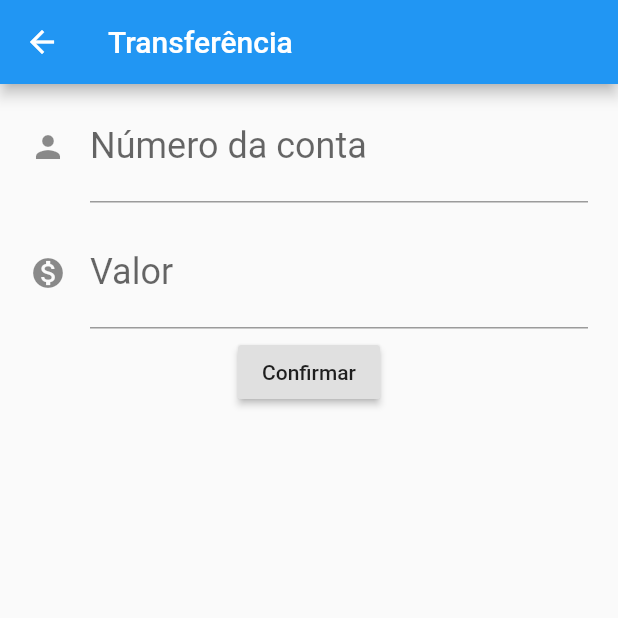
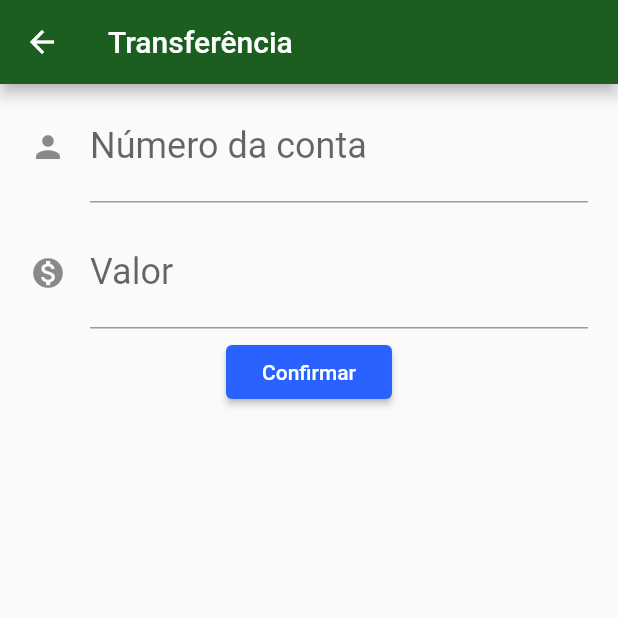
Before and after one commit to otaviodantas/betmaneger, a Flutter app: the screen it shows after launch, after a tap on the "add" icon, on a phone screen of 412 x 824 dp, the top half of it. Run offline on Flutter 3.47's test engine with Material 2 defaults, Android fonts, the phone set to English and light mode, and no system bars.

```diff
--- /dev/null
+++ b/betmaneger/lib/components/model.dart
@@ -0,0 +1,30 @@
+import 'package:flutter/material.dart';
+
+class Editor extends StatelessWidget {
+  final TextEditingController controler;
+  final String rotulo;
+  final String dica;
+  final IconData icon;
+
+  const Editor({
+    this.controler,
+    this.rotulo,
+    this.dica,
+    this.icon,
+  });
+
+  @override
+  Widget build(BuildContext context) {
+    return Padding(
+      padding: const EdgeInsets.fromLTRB(20.0, 5, 20.0, 5),
+      child: TextField(
+          controller: controler,
+          style: TextStyle(fontSize: 24.0),
+          decoration: InputDecoration(
+              labelText: rotulo,
+              hintText: dica,
+              icon: icon != null ? Icon(icon) : null),
+          keyboardType: TextInputType.number),
+    );
+  }
+}
--- a/betmaneger/lib/main.dart
+++ b/betmaneger/lib/main.dart
@@ -1,3 +1,4 @@
+import 'package:betmaneger/screen/lista.dart';
 import 'package:flutter/material.dart';
 
 void main() => runApp(MainPage());
@@ -6,140 +7,14 @@ class MainPage extends StatelessWidget {
   @override
   Widget build(BuildContext context) {
     return MaterialApp(
-      home: Scaffold(
-        body: ListaTransferencia(),
+      theme: ThemeData(
+        primaryColor: Colors.green[900],
+        accentColor: Colors.blueAccent[700],
+        buttonTheme: ButtonThemeData(
+            buttonColor: Colors.blueAccent[700],
+            textTheme: ButtonTextTheme.primary),
       ),
+      home: ListaTransferencia(),
     );
   }
 }
-
-class ListaTransferencia extends StatefulWidget {
-  final List<Transferencia> _transferencias = List();
-
-  @override
-  State<StatefulWidget> createState() => ListaTransferenciaState();
-}
-
-class ListaTransferenciaState extends State<ListaTransferencia> {
-  @override
-  Widget build(BuildContext context) {
-    return Scaffold(
-        appBar: AppBar(
-          title: Text('Transferência'),
-        ),
-        body: ListView.builder(
-          itemCount: widget._transferencias.length,
-          itemBuilder: (context, index) {
-            final transfer = widget._transferencias[index];
-            return ItemTransferencia(transfer);
-          },
-        ),
-        floatingActionButton: FloatingActionButton(
-          child: Icon(Icons.add),
-          onPressed: () {
-            final Future<Transferencia> future =
-                Navigator.push(context, MaterialPageRoute(builder: (context) {
-              return FormTransferencia();
-            }));
-
-            future.then((transferenciaRecebida) {
-              setState(() {widget._transferencias.add(transferenciaRecebida);});
-            });
-            },
-        ));
-  }
-}
-
-class FormTransferencia extends StatelessWidget {
-  final TextEditingController _controlerValue = TextEditingController();
-  final TextEditingController _controlerCount = TextEditingController();
-
-  @override
-  Widget build(BuildContext context) {
-    return Scaffold(
-      appBar: AppBar(
-        title: Text('Transferência'),
-      ),
-      body: Column(
-        children: <Widget>[
-          Editor(
-              controler: _controlerCount,
-              dica: '000',
-              rotulo: 'Número da conta',
-              icon: Icons.person),
-          Editor(
-              controler: _controlerValue,
-              dica: '0.00',
-              rotulo: 'Valor',
-              icon: Icons.monetization_on),
-          RaisedButton(
-            onPressed: () => executeTransferer(context),
-            child: Text('Confirmar'),
-          )
-        ],
-      ),
-    );
-  }
-
-  void executeTransferer(BuildContext context) {
-    final int count = int.tryParse(_controlerCount.text);
-    final double value = double.tryParse(_controlerValue.text);
-
-    if (count != null && value != null) {
-      final createTransfer = Transferencia(value, count);
-      debugPrint('$createTransfer');
-      Navigator.pop(context, createTransfer);
-    }
-  }
-}
-
-class Editor extends StatelessWidget {
-  final TextEditingController controler;
-  final String rotulo;
-  final String dica;
-  final IconData icon;
-
-  const Editor({this.controler, this.rotulo, this.dica, this.icon});
-
-  @override
-  Widget build(BuildContext context) {
-    return Padding(
-      padding: const EdgeInsets.fromLTRB(20.0, 5, 20.0, 5),
-      child: TextField(
-          controller: controler,
-          style: TextStyle(fontSize: 24.0),
-          decoration: InputDecoration(
-              labelText: rotulo,
-              hintText: dica,
-              icon: icon != null ? Icon(icon) : null),
-          keyboardType: TextInputType.number),
-    );
-  }
-}
-
-class ItemTransferencia extends StatelessWidget {
-  final Transferencia _transferencia;
-
-  ItemTransferencia(this._transferencia);
-
-  @override
-  Widget build(BuildContext context) {
-    return Card(
-        child: ListTile(
-      leading: Icon(Icons.monetization_on),
-      title: Text(_transferencia.valor.toString()),
-    ));
-  }
-}
-
-class Transferencia {
-  final double valor;
-  final int numeroConta;
-
-  Transferencia(this.valor, this.numeroConta);
-
-  @override
-  String toString() {
-    return 'Tranferencia{valor: $valor, numero da conta: $numeroConta}';
-  }
-}
--- /dev/null
+++ b/betmaneger/lib/model/transferencia.dart
@@ -0,0 +1,14 @@
+class Transferencia {
+  final double valor;
+  final int numeroConta;
+
+  Transferencia(
+    this.valor,
+    this.numeroConta,
+  );
+
+  @override
+  String toString() {
+    return 'Tranferencia{valor: $valor, numero da conta: $numeroConta}';
+  }
+}
--- /dev/null
+++ b/betmaneger/lib/screen/formulario.dart
@@ -0,0 +1,55 @@
+import 'package:betmaneger/components/model.dart';
+import 'package:betmaneger/model/transferencia.dart';
+import 'package:flutter/material.dart';
+
+class FormTransferencia extends StatefulWidget {
+  @override
+  State<StatefulWidget> createState() {
+    return FormTransferenciaState();
+  }
+}
+
+class FormTransferenciaState extends State<FormTransferencia> {
+  final TextEditingController _controlerValue = TextEditingController();
+  final TextEditingController _controlerCount = TextEditingController();
+
+  @override
+  Widget build(BuildContext context) {
+    return Scaffold(
+      appBar: AppBar(
+        title: Text('Transferência'),
+      ),
+      body: SingleChildScrollView(
+        child: Column(
+          children: <Widget>[
+            Editor(
+                controler: _controlerCount,
+                dica: '000',
+                rotulo: 'Número da conta',
+                icon: Icons.person),
+            Editor(
+                controler: _controlerValue,
+                dica: '0.00',
+                rotulo: 'Valor',
+                icon: Icons.monetization_on),
+            RaisedButton(
+              onPressed: () => executeTransferer(context),
+              child: Text('Confirmar'),
+            ),
+          ],
+        ),
+      ),
+    );
+  }
+
+  void executeTransferer(BuildContext context) {
+    final int count = int.tryParse(_controlerCount.text);
+    final double value = double.tryParse(_controlerValue.text);
+
+    if (count != null && value != null) {
+      final createTransfer = Transferencia(value, count);
+      debugPrint('$createTransfer');
+      Navigator.pop(context, createTransfer);
+    }
+  }
+}
--- /dev/null
+++ b/betmaneger/lib/screen/lista.dart
@@ -0,0 +1,61 @@
+import 'package:betmaneger/model/transferencia.dart';
+import 'package:betmaneger/screen/formulario.dart';
+import 'package:flutter/material.dart';
+
+class ListaTransferencia extends StatefulWidget {
+  final List<Transferencia> _transferencias = List();
+
+  @override
+  State<StatefulWidget> createState() => ListaTransferenciaState();
+}
+
+class ListaTransferenciaState extends State<ListaTransferencia> {
+  @override
+  Widget build(BuildContext context) {
+    return Scaffold(
+      appBar: AppBar(
+        title: Text('Transferência'),
+      ),
+      body: ListView.builder(
+        itemCount: widget._transferencias.length,
+        itemBuilder: (context, index) {
+          final transfer = widget._transferencias[index];
+          return ItemTransferencia(transfer);
+        },
+      ),
+      floatingActionButton: FloatingActionButton(
+        child: Icon(Icons.add),
+        onPressed: () {
+          Navigator.push(context, MaterialPageRoute(builder: (context) {
+            return FormTransferencia();
+          })).then(
+            (transferenciaRecebida) => _atualiza(transferenciaRecebida),
+          );
+        },
+      ),
+    );
+  }
+
+  void _atualiza(Transferencia transferenciaRecebida) {
+    if (transferenciaRecebida != null) {
+      setState(() {
+        widget._transferencias.add(transferenciaRecebida);
+      });
+    }
+  }
+}
+
+class ItemTransferencia extends StatelessWidget {
+  final Transferencia _transferencia;
+
+  ItemTransferencia(this._transferencia);
+
+  @override
+  Widget build(BuildContext context) {
+    return Card(
+        child: ListTile(
+      leading: Icon(Icons.monetization_on),
+      title: Text(_transferencia.valor.toString()),
+    ));
+  }
+}
```
